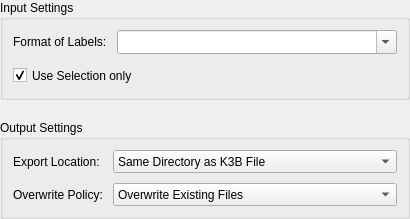
Before: the Qt Designer form plugins/export_k3b/K3BExportWidgetBase.ui in KDE/kwave, drawn with Qt 5.
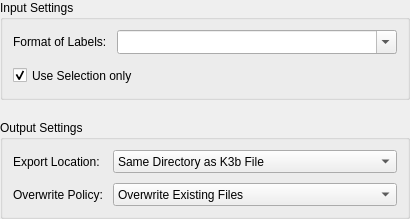
After: the same form once the commit is applied. Custom widgets are drawn as their Qt base class.

Diff of the .ui file:
```diff
--- a/plugins/export_k3b/K3BExportWidgetBase.ui
+++ b/plugins/export_k3b/K3BExportWidgetBase.ui
@@ -128,7 +128,7 @@
         </property>
         <item>
          <property name="text">
-          <string>Same Directory as K3B File</string>
+          <string>Same Directory as K3b File</string>
          </property>
         </item>
         <item>
```
